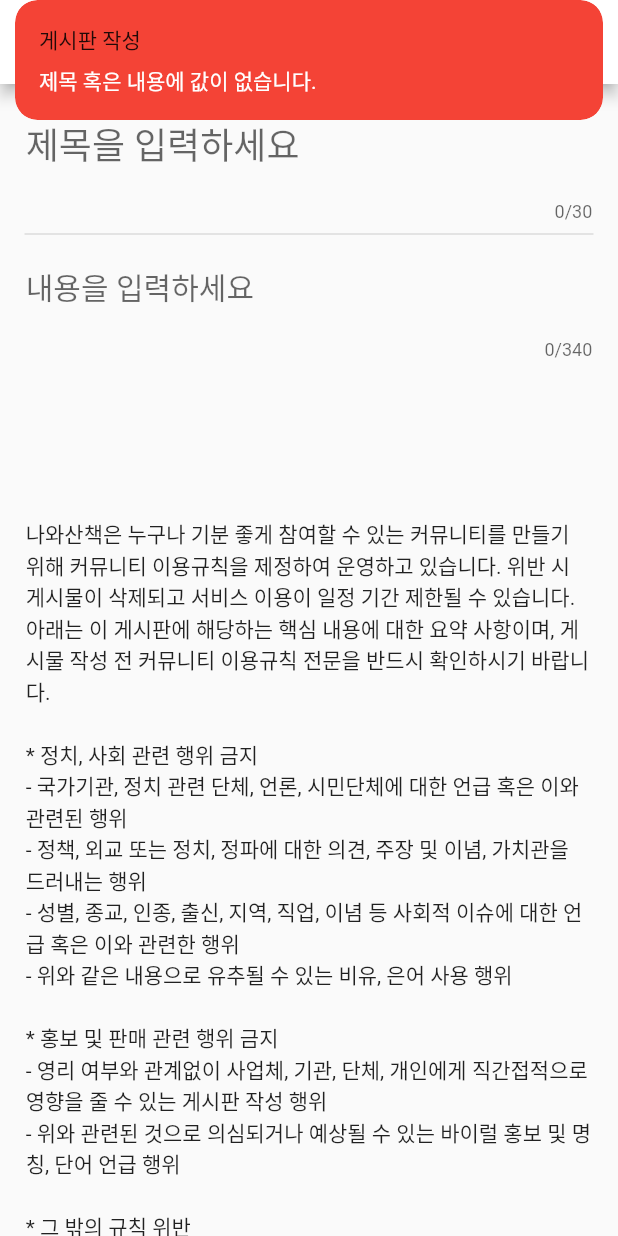
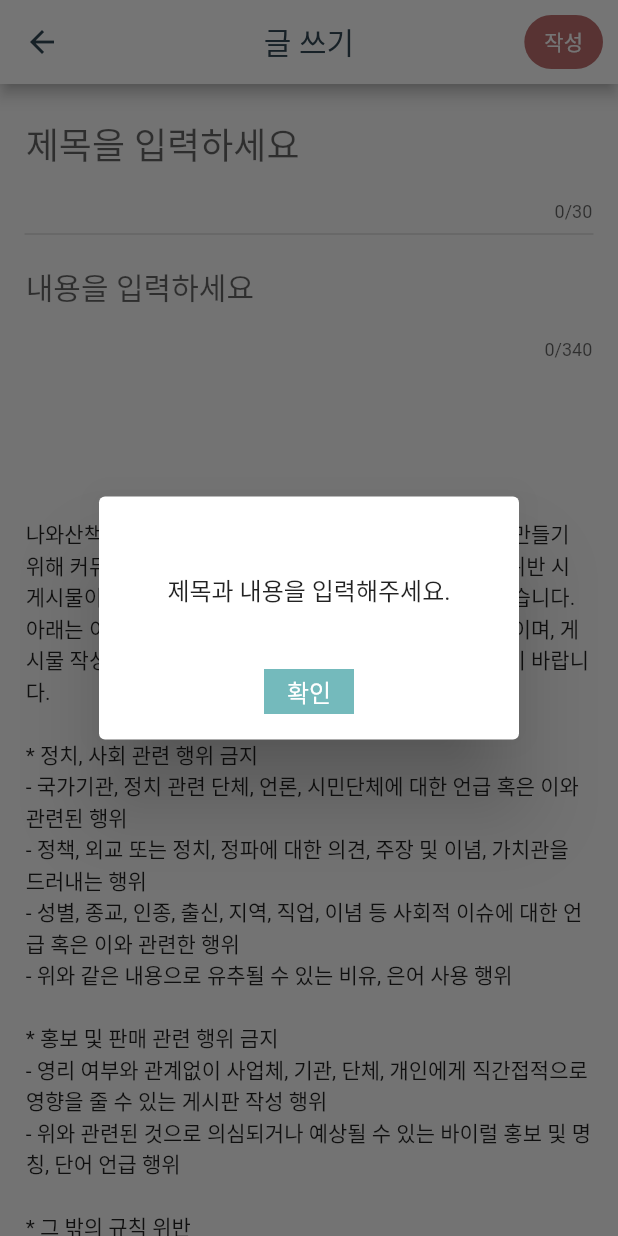
Before and after one commit to nawasancheck/flutter, a Flutter app: the WritePost screen opened directly, after a tap on "작성", on a phone screen of 412 x 824 dp. Run offline on Flutter 3.47's test engine with Material 2 defaults, Android fonts, the phone set to English and light mode, and no system bars; our stand-ins replace cloud_firestore, eva_icons_flutter, firebase_auth, firebase_core, firebase_storage, flutter_screenutil and 3 more; missing offline and left inert: flutter_facebook_auth, kakao_flutter_sdk_user; accounts and stored records are empty.

Commit message:
[Update] 게시판 작성 팝업창 추가

```diff
--- a/lib/logic/freeboard/write/write_post.dart
+++ b/lib/logic/freeboard/write/write_post.dart
@@ -38,19 +38,93 @@ class _WritePostState extends State<WritePost> {
             InkWell(
               onTap: () async {
                 if (title.trim().isEmpty || content.trim().isEmpty) {
-                  Get.snackbar(
-                    "Error message",
-                    "User message",
-                    backgroundColor: Colors.red,
-                    titleText: const Text("게시판 작성"),
-                    messageText: const Text(
-                      "제목 혹은 내용에 값이 없습니다.",
-                      style: TextStyle(color: Colors.white),
-                    ),
-                  );
+                  showDialog(
+                      context: context,
+                      barrierDismissible: false,
+                      builder: (BuildContext ctx) {
+                        return AlertDialog(
+                          content: Container(
+                            padding: const EdgeInsets.only(top: 30),
+                            child: const Text(
+                              "제목과 내용을 입력해주세요.", style: TextStyle(fontSize: 16),
+                              textAlign: TextAlign.center,
+                            ),
+                          ),
+                          actions: [
+                            Center(
+                              child: MaterialButton(
+                                  onPressed: () {
+                                    Navigator.pop(Get.context!);
+                                  },
+                                  child: Container(
+                                    decoration: const BoxDecoration(
+                                      color: Color(0xff74BABC),
+                                    ),
+                                    width: 60,
+                                    height: 30,
+                                    child: const Center(child: Text("확인", style: TextStyle(color: Colors.white, fontSize: 16),)),
+                                  )),
+                            )
+                          ],
+                        );
+                      });
+                  // Get.snackbar(
+                  //   "Error message",
+                  //   "User message",
+                  //   backgroundColor: Colors.red,
+                  //   titleText: const Text("게시판 작성"),
+                  //   messageText: const Text(
+                  //     "제목 혹은 내용에 값이 없습니다.",
+                  //     style: TextStyle(color: Colors.white),
+                  //   ),
+                  // );
                 } else {
-                  Navigator.pop(context);
-                  await writePost();
+                  showDialog(
+                      context: context,
+                      barrierDismissible: false,
+                      builder: (BuildContext ctx) {
+                        return AlertDialog(
+                          content: Container(
+                            padding: const EdgeInsets.only(top: 30),
+                            child: const Text(
+                              "글을 등록하시겠습니까?", style: TextStyle(fontSize: 16),
+                              textAlign: TextAlign.center,
+                            ),
+                          ),
+                          actions: [
+                            Row(
+                              mainAxisAlignment: MainAxisAlignment.center ,
+                              children: [
+                                MaterialButton(
+                                    onPressed: () async{
+                                      Navigator.pop(Get.context!);
+                                      Navigator.pop(context);
+                                      await writePost();
+                                    },
+                                    child: Container(
+                                      decoration: const BoxDecoration(
+                                        color: Color(0xff74BABC),
+                                      ),
+                                      width: 60,
+                                      height: 30,
+                                      child: const Center(child: Text("확인", style: TextStyle(color: Colors.white, fontSize: 16),)),
+                                    )),
+                                MaterialButton(
+                                    onPressed: () {
+                                      Navigator.pop(Get.context!);
+                                    },
+                                    child: Container(
+                                      decoration: const BoxDecoration(
+                                        color: Color(0xff74BABC),
+                                      ),
+                                      width: 60,
+                                      height: 30,
+                                      child: const Center(child: Text("취소", style: TextStyle(color: Colors.white, fontSize: 16),)),
+                                    ))
+                              ],)
+                          ],
+                        );
+                      });
                 }
               },
               child: Padding(
--- a/lib/screens/freeboard/freeboard.dart
+++ b/lib/screens/freeboard/freeboard.dart
@@ -11,8 +11,6 @@ class FreeBoard extends StatelessWidget {
 
   @override
   Widget build(BuildContext context) {
-    // final List<int> numbers = <int>[1, 2, 3, 4, 5, 6, 7, 8, 9, 10];
-
     return Scaffold(
       appBar: AppBar(
         title: Text(
@@ -89,8 +87,6 @@ class FreeBoard extends StatelessWidget {
                         color: Colors.white,
                         child: InkWell(
                           onTap: () {
-                            // 바텀네비게이션 없애기
-                            //
                             Get.to(() => FreeBoardContent(docs[index].id));
                           },
                           child: Center(
@@ -105,7 +101,7 @@ class FreeBoard extends StatelessWidget {
                               child: Center(
                                 child: SizedBox(
                                   // 리스트 안 내용 크기 컨테이너
-                                  height: ScreenUtil().setHeight(75), // 변경 history 1. 90 , 2. 60
+                                  height: ScreenUtil().setHeight(71), // 변경 history 1. 90 , 2. 60
                                   width: ScreenUtil().setWidth(342),
                                   //color: Colors.green,
                                   child: ListView(
```
